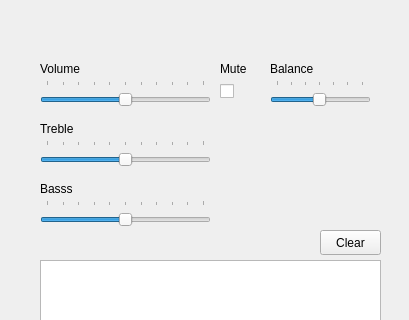
Qt form desktop/AudioManager/widget.ui (alex-pesh/audio-manager) before a commit; both pictures show x 0 to 409 and y 0 to 320 of the 409 by 505 pixel window.
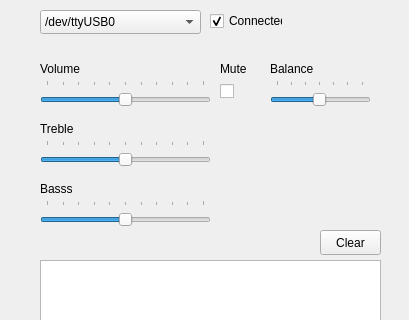
The same form after that commit.

What changed in the file:
```diff
--- a/desktop/AudioManager/widget.ui
+++ b/desktop/AudioManager/widget.ui
@@ -229,6 +229,45 @@
     <string>Clear</string>
    </property>
   </widget>
+  <widget class="QCheckBox" name="connectCheckBox">
+   <property name="geometry">
+    <rect>
+     <x>210</x>
+     <y>10</y>
+     <width>73</width>
+     <height>22</height>
+    </rect>
+   </property>
+   <property name="text">
+    <string>Connected</string>
+   </property>
+   <property name="checked">
+    <bool>true</bool>
+   </property>
+  </widget>
+  <widget class="QComboBox" name="deviceComboBox">
+   <property name="geometry">
+    <rect>
+     <x>40</x>
+     <y>10</y>
+     <width>161</width>
+     <height>24</height>
+    </rect>
+   </property>
+   <property name="currentText">
+    <string notr="true">/dev/ttyUSB0</string>
+   </property>
+   <item>
+    <property name="text">
+     <string>/dev/ttyUSB0</string>
+    </property>
+   </item>
+   <item>
+    <property name="text">
+     <string>/tmp/simavr-uart0</string>
+    </property>
+   </item>
+  </widget>
  </widget>
  <resources/>
  <connections/>
```
